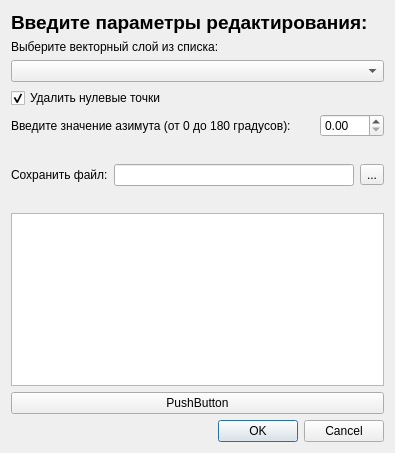
Before: the Qt Designer form bpla_plugin_flights_dialog_base.ui in vedmitt/Argest, drawn with Qt 5.
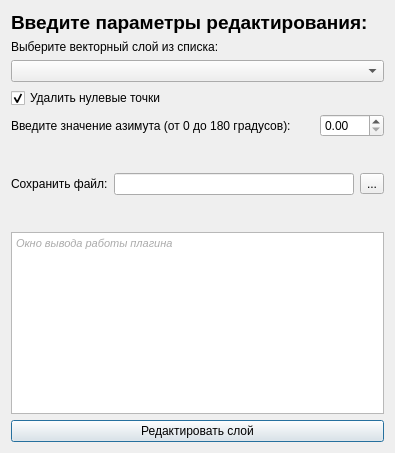
After: the same form once the commit is applied. Custom widgets are drawn as their Qt base class.

Commit message: feat[bpla_plugin_flighs]: все методы интегрированы. Исправить небольшие недочеты.

Patch:
```diff
--- a/bpla_plugin_flights_dialog_base.ui
+++ b/bpla_plugin_flights_dialog_base.ui
@@ -130,22 +130,29 @@
     </spacer>
    </item>
    <item>
-    <widget class="QTextEdit" name="textEdit"/>
+    <widget class="QTextEdit" name="textEdit">
+     <property name="enabled">
+      <bool>true</bool>
+     </property>
+     <property name="readOnly">
+      <bool>true</bool>
+     </property>
+     <property name="html">
+      <string>&lt;!DOCTYPE HTML PUBLIC &quot;-//W3C//DTD HTML 4.0//EN&quot; &quot;http://www.w3.org/TR/REC-html40/strict.dtd&quot;&gt;
+&lt;html&gt;&lt;head&gt;&lt;meta name=&quot;qrichtext&quot; content=&quot;1&quot; /&gt;&lt;style type=&quot;text/css&quot;&gt;
+p, li { white-space: pre-wrap; }
+&lt;/style&gt;&lt;/head&gt;&lt;body style=&quot; font-family:'MS Shell Dlg 2'; font-size:8.25pt; font-weight:400; font-style:normal;&quot;&gt;
+&lt;p style=&quot; margin-top:0px; margin-bottom:0px; margin-left:0px; margin-right:0px; -qt-block-indent:0; text-indent:0px;&quot;&gt;&lt;span style=&quot; font-style:italic; color:#aaaaaa;&quot;&gt;Окно вывода работы плагина&lt;/span&gt;&lt;/p&gt;&lt;/body&gt;&lt;/html&gt;</string>
+     </property>
+     <property name="acceptRichText">
+      <bool>false</bool>
+     </property>
+    </widget>
    </item>
    <item>
     <widget class="QPushButton" name="pushButton">
      <property name="text">
-      <string>PushButton</string>
-     </property>
-    </widget>
-   </item>
-   <item>
-    <widget class="QDialogButtonBox" name="button_box">
-     <property name="orientation">
-      <enum>Qt::Horizontal</enum>
-     </property>
-     <property name="standardButtons">
-      <set>QDialogButtonBox::Cancel|QDialogButtonBox::Ok</set>
+      <string>Редактировать слой</string>
      </property>
     </widget>
    </item>
```
Left out of the diff: 35 changed lines with no effect on the pictures. The commit also changes 6 other files.
